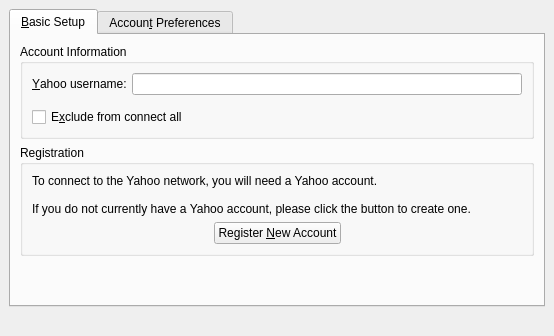
Before: the Qt Designer form protocols/yahoo/ui/yahooeditaccountbase.ui in KDE/kopete, drawn with Qt 5.
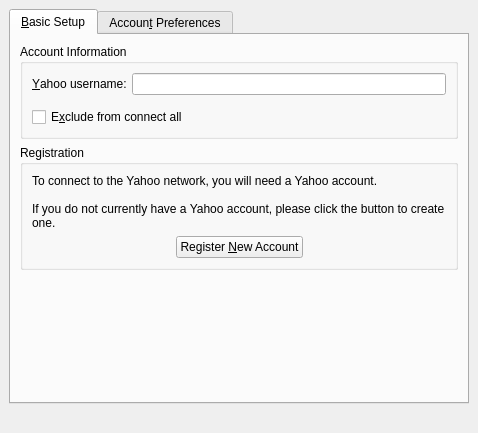
After: the same form once the commit is applied. Custom widgets are drawn as their Qt base class.

Commit message: Fix account edit page layouting, and hide the 'register new account' button when editing an existing account

Patch:
```diff
--- a/protocols/yahoo/ui/yahooeditaccountbase.ui
+++ b/protocols/yahoo/ui/yahooeditaccountbase.ui
@@ -5,8 +5,8 @@
    <rect>
     <x>0</x>
     <y>0</y>
-    <width>554</width>
-    <height>336</height>
+    <width>478</width>
+    <height>433</height>
    </rect>
   </property>
   <property name="windowTitle" >
@@ -185,6 +185,9 @@
             <property name="alignment" >
              <set>Qt::AlignVCenter</set>
             </property>
+            <property name="wordWrap" >
+             <bool>true</bool>
+            </property>
            </widget>
           </item>
           <item row="1" column="0" >
```
Left out of the diff: 2 changed lines with no effect on the pictures. The commit also changes 1 other file.
